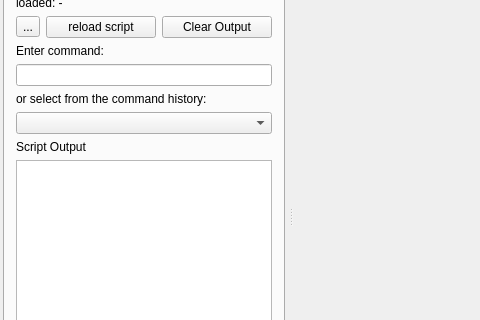
This is src/iland/mainwindow.ui in edfm-tum/iland-model as Qt 5 draws it before an edit; both pictures show x 0 to 480 and y 111 to 431 of the 1030 by 741 pixel window. The edited form follows.
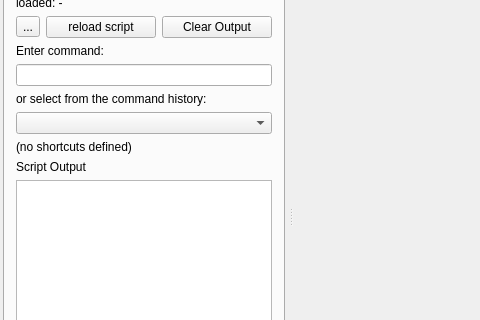
This is the edited form. The open tabs and pages were chosen to show the change. Icons and pictures are not drawn. Custom widgets are drawn as their Qt base class.

Commit message: developinig ABE. groundwork: creating STP options (i.e. pure JS-options of STPs that can be used in activities) working on species specific targets for thinnings (involves a lot of thinking and fiddling with javascript) added an option to include "shortcuts" to often-used functions (i.e. links in the GUI that directly call JS-functions).

```diff
--- a/src/iland/mainwindow.ui
+++ b/src/iland/mainwindow.ui
@@ -377,6 +377,16 @@
          <item>
           <widget class="QComboBox" name="scriptCommandHistory"/>
          </item>
+         <item>
+          <widget class="QLabel" name="lJSShortcuts">
+           <property name="text">
+            <string>&lt;html&gt;&lt;head/&gt;&lt;body&gt;&lt;p&gt;(no shortcuts defined)&lt;/p&gt;&lt;/body&gt;&lt;/html&gt;</string>
+           </property>
+           <property name="textFormat">
+            <enum>Qt::RichText</enum>
+           </property>
+          </widget>
+         </item>
          <item>
           <widget class="QLabel" name="label_6">
            <property name="text">
```
Left out of the diff: 2 changed lines with no effect on the pictures. The commit also changes 20 other files.
